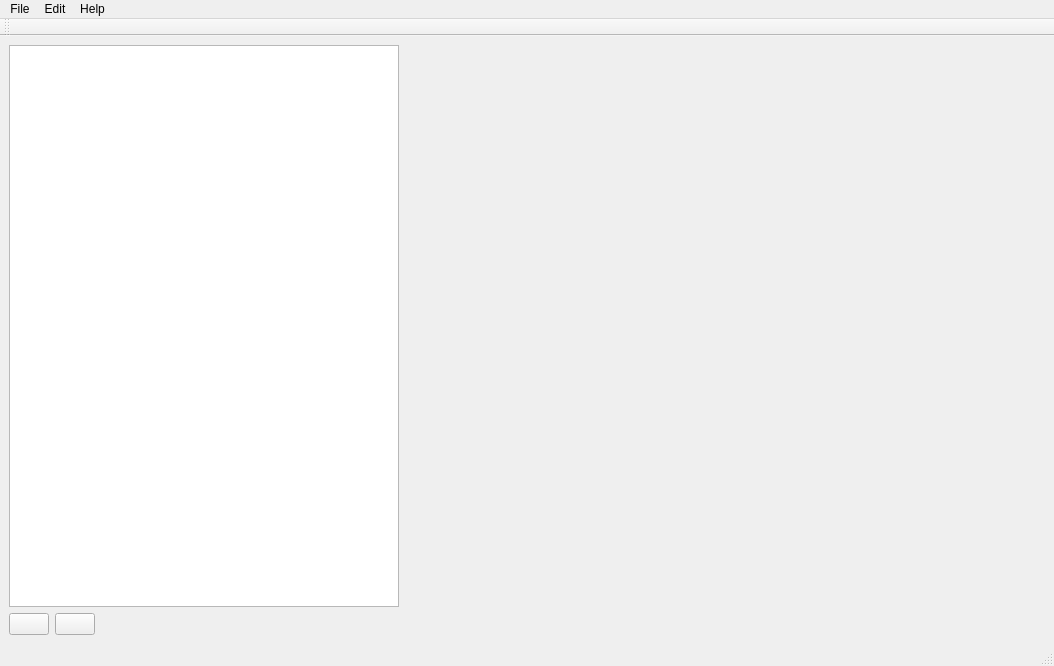
First picture: the form in apps/PyGameDesigner/res/GameDesigner.ui, repository Ingener74/Jupiter, before the edit.
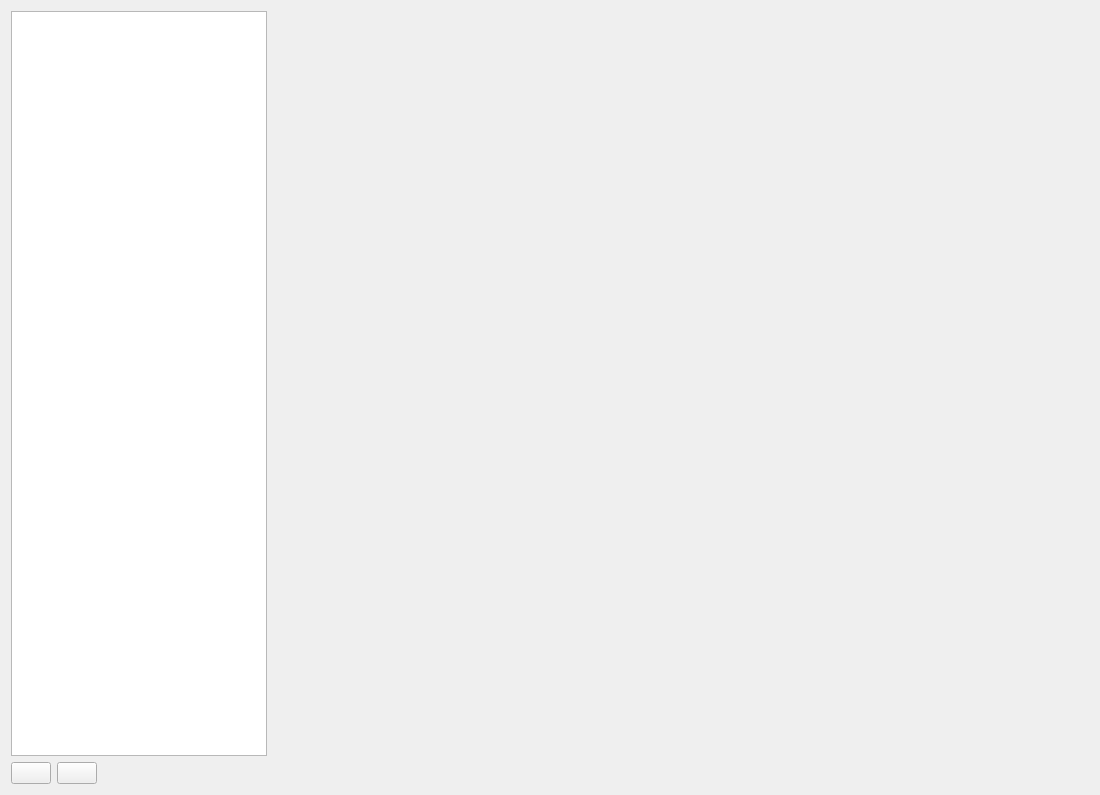
Second picture: the form after the edit. Icons and pictures are not drawn.

```diff
--- a/apps/PyGameDesigner/res/GameDesigner.ui
+++ b/apps/PyGameDesigner/res/GameDesigner.ui
@@ -1,13 +1,13 @@
 <?xml version="1.0" encoding="UTF-8"?>
 <ui version="4.0">
- <class>MainWindow</class>
- <widget class="QMainWindow" name="MainWindow">
+ <class>GameDesigner</class>
+ <widget class="QWidget" name="GameDesigner">
   <property name="geometry">
    <rect>
     <x>0</x>
     <y>0</y>
-    <width>1054</width>
-    <height>666</height>
+    <width>1100</width>
+    <height>795</height>
    </rect>
   </property>
   <property name="windowTitle">
@@ -17,15 +17,16 @@
    <iconset resource="resources.qrc">
     <normaloff>:/stationery.png</normaloff>:/stationery.png</iconset>
   </property>
-  <widget class="QWidget" name="centralwidget">
-   <layout class="QHBoxLayout" name="horizontalLayout">
+  <layout class="QVBoxLayout" name="verticalLayout_2">
+   <item>
+    <layout class="QHBoxLayout" name="horizontalLayout_2">
     <item>
      <layout class="QVBoxLayout" name="verticalLayout">
       <item>
        <widget class="QTreeView" name="nodeTreeView"/>
       </item>
       <item>
-       <layout class="QHBoxLayout" name="horizontalLayout_2">
+        <layout class="QHBoxLayout" name="horizontalLayout">
         <item>
          <widget class="QPushButton" name="addNodeButton">
           <property name="text">
@@ -44,7 +45,7 @@
          </widget>
         </item>
         <item>
-         <widget class="QPushButton" name="deleteNodeButton">
+          <widget class="QPushButton" name="removeNodeButton">
           <property name="text">
            <string/>
           </property>
@@ -78,103 +79,35 @@
      </layout>
     </item>
     <item>
-     <widget class="QWidget" name="previewBase" native="true">
-      <property name="enabled">
-       <bool>true</bool>
+      <widget class="QWidget" name="widget" native="true">
+       <property name="sizePolicy">
+        <sizepolicy hsizetype="Preferred" vsizetype="Preferred">
+         <horstretch>1</horstretch>
+         <verstretch>1</verstretch>
+        </sizepolicy>
       </property>
       <property name="minimumSize">
        <size>
-        <width>640</width>
-        <height>480</height>
-       </size>
-      </property>
-     </widget>
+         <width>0</width>
+         <height>0</height>
+        </size>
+       </property>
+       <property name="maximumSize">
+        <size>
+         <width>16777215</width>
+         <height>16777215</height>
+        </size>
+       </property>
+       <layout class="QVBoxLayout" name="verticalLayout_4">
+        <item>
+         <layout class="QVBoxLayout" name="glLayout"/>
     </item>
    </layout>
   </widget>
-  <widget class="QMenuBar" name="menubar">
-   <property name="geometry">
-    <rect>
-     <x>0</x>
-     <y>0</y>
-     <width>1054</width>
-     <height>21</height>
-    </rect>
-   </property>
-   <widget class="QMenu" name="menuFile">
-    <property name="title">
-     <string>File</string>
-    </property>
-    <addaction name="actionCreate_game"/>
-    <addaction name="actionOpen"/>
-    <addaction name="actionSave"/>
-    <addaction name="actionSave_game_project_as"/>
-    <addaction name="separator"/>
-    <addaction name="actionExit"/>
-   </widget>
-   <widget class="QMenu" name="menuHelp">
-    <property name="title">
-     <string>Help</string>
-    </property>
-    <addaction name="actionAbout"/>
-   </widget>
-   <widget class="QMenu" name="menuEdit">
-    <property name="title">
-     <string>Edit</string>
-    </property>
-    <addaction name="actionPreference"/>
-   </widget>
-   <addaction name="menuFile"/>
-   <addaction name="menuEdit"/>
-   <addaction name="menuHelp"/>
-  </widget>
-  <widget class="QStatusBar" name="statusbar"/>
-  <widget class="QToolBar" name="toolBar">
-   <property name="windowTitle">
-    <string>toolBar</string>
-   </property>
-   <attribute name="toolBarArea">
-    <enum>TopToolBarArea</enum>
-   </attribute>
-   <attribute name="toolBarBreak">
-    <bool>false</bool>
-   </attribute>
-  </widget>
-  <action name="actionOpen">
-   <property name="text">
-    <string>Open game project</string>
-   </property>
-  </action>
-  <action name="actionExit">
-   <property name="text">
-    <string>Exit</string>
-   </property>
-  </action>
-  <action name="actionSave">
-   <property name="text">
-    <string>Save game project</string>
-   </property>
-  </action>
-  <action name="actionAbout">
-   <property name="text">
-    <string>About</string>
-   </property>
-  </action>
-  <action name="actionCreate_game">
-   <property name="text">
-    <string>Create game project</string>
-   </property>
-  </action>
-  <action name="actionSave_game_project_as">
-   <property name="text">
-    <string>Save game project as</string>
-   </property>
-  </action>
-  <action name="actionPreference">
-   <property name="text">
-    <string>Preference</string>
-   </property>
-  </action>
+     </item>
+    </layout>
+   </item>
+  </layout>
  </widget>
  <resources>
   <include location="resources.qrc"/>
```
Left out of the diff: 4 changed lines with no effect on the pictures. Lines whose indentation alone changed are shown as unchanged.
